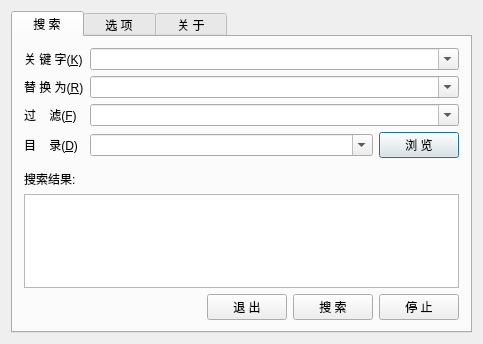
Before: the Qt Designer form searcherdialog.ui in caorr1980/StringSearcher, drawn with Qt 5.
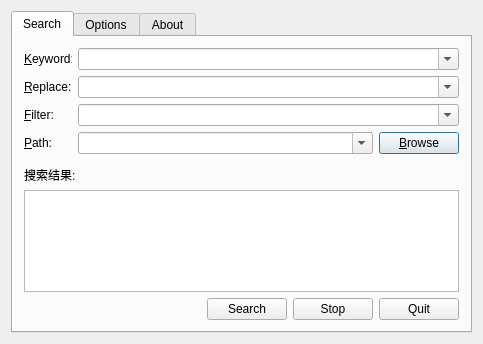
After: the same form once the commit is applied.

Commit message: Translate from Chinese to English, and implement Browse button

Diff of the .ui file:
```diff
--- a/searcherdialog.ui
+++ b/searcherdialog.ui
@@ -42,7 +42,7 @@
        <string/>
       </property>
       <attribute name="title">
-       <string>   搜 索   </string>
+       <string>Search</string>
       </attribute>
       <layout class="QVBoxLayout" name="verticalLayout_2">
        <item>
@@ -56,13 +56,19 @@
          <item row="2" column="0">
           <widget class="QLabel" name="label_3">
            <property name="sizePolicy">
-            <sizepolicy hsizetype="Fixed" vsizetype="Preferred">
+            <sizepolicy hsizetype="Preferred" vsizetype="Preferred">
              <horstretch>0</horstretch>
              <verstretch>0</verstretch>
             </sizepolicy>
            </property>
+           <property name="maximumSize">
+            <size>
+             <width>48</width>
+             <height>16777215</height>
+            </size>
+           </property>
            <property name="text">
-            <string>过    滤(&amp;F)</string>
+            <string>&amp;Filter:</string>
            </property>
            <property name="buddy">
             <cstring>comboBox_3</cstring>
@@ -72,13 +78,19 @@
          <item row="3" column="0">
           <widget class="QLabel" name="label_4">
            <property name="sizePolicy">
-            <sizepolicy hsizetype="Fixed" vsizetype="Preferred">
+            <sizepolicy hsizetype="Preferred" vsizetype="Preferred">
              <horstretch>0</horstretch>
              <verstretch>0</verstretch>
             </sizepolicy>
            </property>
+           <property name="maximumSize">
+            <size>
+             <width>48</width>
+             <height>16777215</height>
+            </size>
+           </property>
            <property name="text">
-            <string>目    录(&amp;D)</string>
+            <string>&amp;Path:</string>
            </property>
            <property name="buddy">
             <cstring>comboBox_4</cstring>
@@ -88,13 +100,19 @@
          <item row="1" column="0">
           <widget class="QLabel" name="label_2">
            <property name="sizePolicy">
-            <sizepolicy hsizetype="Fixed" vsizetype="Preferred">
+            <sizepolicy hsizetype="Preferred" vsizetype="Preferred">
              <horstretch>0</horstretch>
              <verstretch>0</verstretch>
             </sizepolicy>
            </property>
+           <property name="maximumSize">
+            <size>
+             <width>48</width>
+             <height>16777215</height>
+            </size>
+           </property>
            <property name="text">
-            <string>替 换 为(&amp;R)</string>
+            <string>&amp;Replace:</string>
            </property>
            <property name="buddy">
             <cstring>comboBox_2</cstring>
@@ -104,13 +122,25 @@
          <item row="0" column="0">
           <widget class="QLabel" name="label">
            <property name="sizePolicy">
-            <sizepolicy hsizetype="Fixed" vsizetype="Preferred">
+            <sizepolicy hsizetype="Preferred" vsizetype="Preferred">
              <horstretch>0</horstretch>
              <verstretch>0</verstretch>
             </sizepolicy>
            </property>
+           <property name="minimumSize">
+            <size>
+             <width>42</width>
+             <height>0</height>
+            </size>
+           </property>
+           <property name="maximumSize">
+            <size>
+             <width>48</width>
+             <height>16777215</height>
+            </size>
+           </property>
            <property name="text">
-            <string>关 键 字(&amp;K)</string>
+            <string>&amp;Keyword:</string>
            </property>
            <property name="wordWrap">
             <bool>false</bool>
@@ -129,7 +159,7 @@
             </sizepolicy>
            </property>
            <property name="text">
-            <string> 浏 览 </string>
+            <string>&amp;Browse</string>
            </property>
           </widget>
          </item>
@@ -147,11 +177,6 @@
            <property name="maxCount">
             <number>10</number>
            </property>
-           <item>
-            <property name="text">
-             <string/>
-            </property>
-           </item>
           </widget>
          </item>
          <item row="2" column="1" colspan="2">
@@ -168,11 +193,9 @@
            <property name="maxCount">
             <number>10</number>
            </property>
-           <item>
-            <property name="text">
-             <string/>
-            </property>
-           </item>
+           <property name="maxCount">
+            <number>15</number>
+           </property>
           </widget>
          </item>
          <item row="1" column="1" colspan="2">
@@ -189,11 +212,6 @@
            <property name="maxCount">
             <number>10</number>
            </property>
-           <item>
-            <property name="text">
-             <string/>
-            </property>
-           </item>
           </widget>
          </item>
          <item row="0" column="1" colspan="2">
@@ -216,11 +234,6 @@
            <property name="maxCount">
             <number>10</number>
            </property>
-           <item>
-            <property name="text">
-             <string/>
-            </property>
-           </item>
           </widget>
          </item>
         </layout>
@@ -273,21 +286,21 @@
          <item>
           <widget class="QPushButton" name="pushButton_2">
            <property name="text">
-            <string>退 出</string>
+            <string>Search</string>
            </property>
           </widget>
          </item>
          <item>
           <widget class="QPushButton" name="pushButton_4">
            <property name="text">
-            <string>搜 索</string>
+            <string>Stop</string>
            </property>
           </widget>
          </item>
          <item>
           <widget class="QPushButton" name="pushButton_3">
            <property name="text">
-            <string>停 止</string>
+            <string>Quit</string>
            </property>
           </widget>
          </item>
@@ -297,12 +310,12 @@
      </widget>
      <widget class="QWidget" name="options">
       <attribute name="title">
-       <string>   选 项   </string>
+       <string>Options</string>
       </attribute>
      </widget>
      <widget class="QWidget" name="about">
       <attribute name="title">
-       <string>   关 于   </string>
+       <string>About</string>
       </attribute>
      </widget>
     </widget>
```
Left out of the diff: 71 changed lines with no effect on the pictures. The commit also changes 3 other files.
